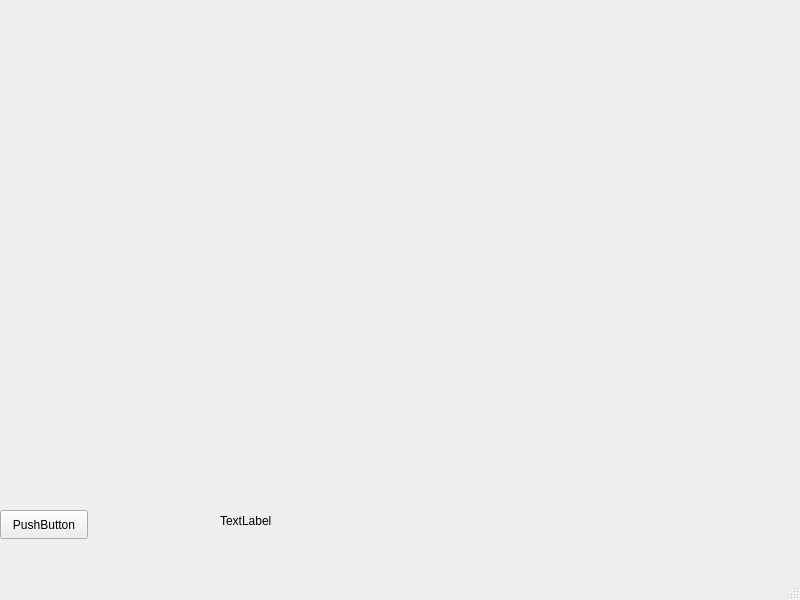
Before: the Qt Designer form mainwindow.ui in sandboxcoder/Qt-CMake-HelloWorld, drawn with Qt 5.
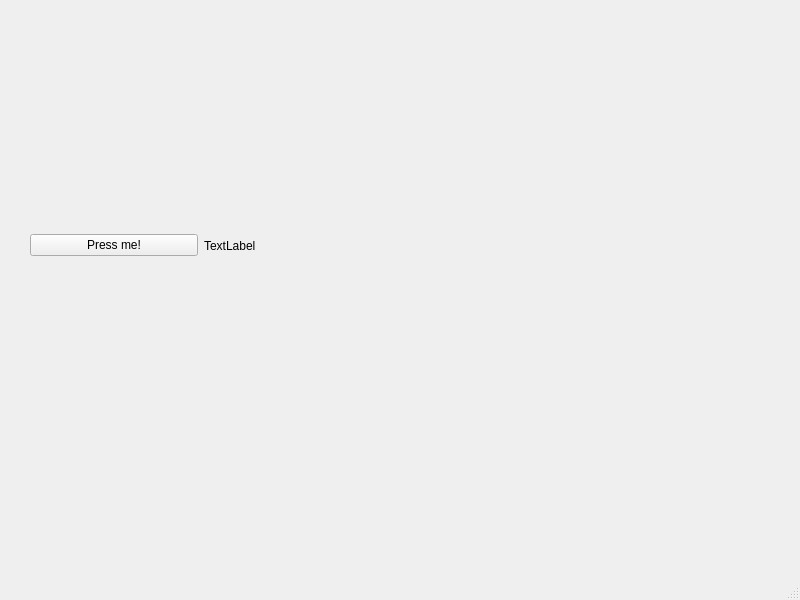
After: the same form once the commit is applied.

Commit message:
rearranged ui elements
* increase label width to see the message
* update pushButton text

```diff
--- a/mainwindow.ui
+++ b/mainwindow.ui
@@ -14,31 +14,31 @@
    <string>MainWindow</string>
   </property>
   <widget class="QWidget" name="centralwidget">
-   <widget class="QPushButton" name="pushButton">
+   <widget class="QWidget" name="horizontalLayoutWidget">
     <property name="geometry">
      <rect>
-      <x>0</x>
-      <y>510</y>
-      <width>88</width>
-      <height>29</height>
+      <x>30</x>
+      <y>80</y>
+      <width>341</width>
+      <height>331</height>
      </rect>
     </property>
-    <property name="text">
-     <string>PushButton</string>
-    </property>
-   </widget>
-   <widget class="QLabel" name="label">
-    <property name="geometry">
-     <rect>
-      <x>220</x>
-      <y>510</y>
-      <width>63</width>
-      <height>21</height>
-     </rect>
-    </property>
-    <property name="text">
-     <string>TextLabel</string>
-    </property>
+    <layout class="QHBoxLayout" name="horizontalLayout">
+     <item>
+      <widget class="QPushButton" name="pushButton">
+       <property name="text">
+        <string>Press me!</string>
+       </property>
+      </widget>
+     </item>
+     <item>
+      <widget class="QLabel" name="label">
+       <property name="text">
+        <string>TextLabel</string>
+       </property>
+      </widget>
+     </item>
+    </layout>
    </widget>
   </widget>
   <widget class="QMenuBar" name="menubar">
```
